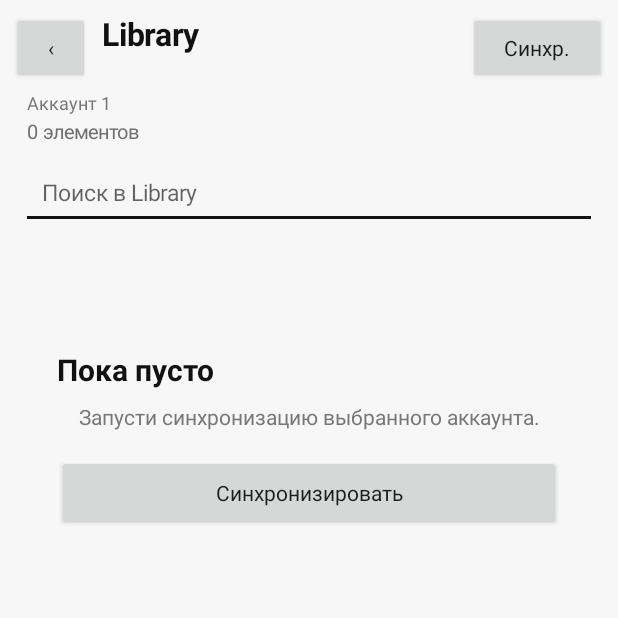
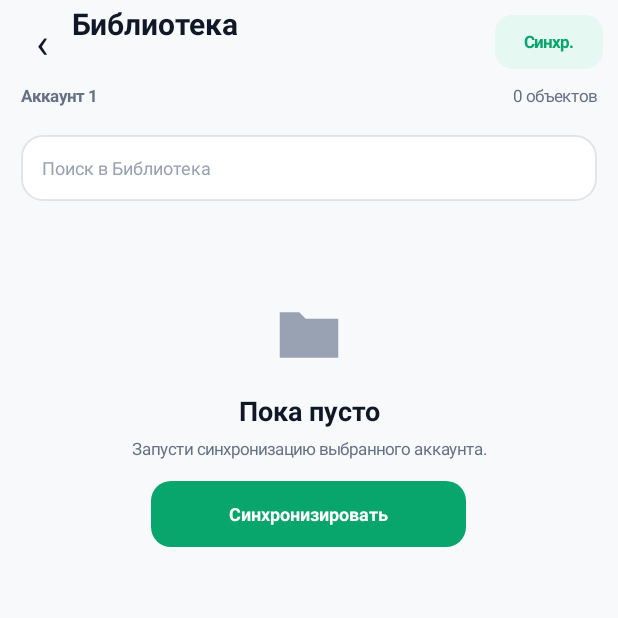
Before and after one commit to mallstorm/GPTDrive, an Android app: the NativeBrowserActivity screen opened directly, with no data from a screen before it, on a phone screen of 412 x 824 dp, the top half of it. Run offline under Robolectric (Android 15) with nearby library versions, the phone set to English and light mode, and no system bars; pictures from the network do not load.

Commit message:
Unify Images and Projects screens with compact custom UI

```diff
--- a/app/src/main/java/com/gptdrive/app/NativeBrowserActivity.java
+++ b/app/src/main/java/com/gptdrive/app/NativeBrowserActivity.java
@@ -2,16 +2,16 @@ package com.gptdrive.app;
 
 import android.app.Activity;
 import android.content.Intent;
+import android.graphics.Color;
 import android.graphics.Typeface;
+import android.graphics.drawable.GradientDrawable;
 import android.os.Bundle;
 import android.text.Editable;
 import android.text.TextWatcher;
 import android.view.Gravity;
 import android.view.View;
-import android.widget.Button;
 import android.widget.EditText;
 import android.widget.GridLayout;
-import android.widget.ImageButton;
 import android.widget.ImageView;
 import android.widget.LinearLayout;
 import android.widget.PopupMenu;
@@ -22,50 +22,73 @@ import java.util.ArrayList;
 import java.util.List;
 
 public final class NativeBrowserActivity extends Activity {
-    public static final String EXTRA_CATEGORY = "category";
-    public static final String EXTRA_ACCOUNT_ID = "account_id";
+    public static final String EXTRA_CATEGORY="category";
+    public static final String EXTRA_ACCOUNT_ID="account_id";
+    private static final int GREEN=0xFF08A66D,GREEN_SOFT=0xFFE5F8F1,TEXT=0xFF101828,MUTED=0xFF667085,BG=0xFFF7F9FA;
     private String category;
     private long accountId;
     private DriveDb db;
     private LinearLayout content;
     private TextView summary;
     private EditText search;
-    private List<DriveItem> all = new ArrayList<>();
+    private List<DriveItem> all=new ArrayList<>();
 
-    @Override protected void onCreate(Bundle state) {
-        super.onCreate(state);
-        db = new DriveDb(this);
-        category = getIntent().getStringExtra(EXTRA_CATEGORY); if (category == null) category = "Library";
-        accountId = getIntent().getLongExtra(EXTRA_ACCOUNT_ID, db.activeAccountId());
-        buildUi();
-    }
-    @Override protected void onResume() { super.onResume(); reload(); }
+    @Override protected void onCreate(Bundle state){super.onCreate(state);db=new DriveDb(this);category=getIntent().getStringExtra(EXTRA_CATEGORY);if(category==null)category="Library";accountId=getIntent().getLongExtra(EXTRA_ACCOUNT_ID,db.activeAccountId());buildUi();}
+    @Override protected void onResume(){super.onResume();reload();}
 
-    private void buildUi() {
-        LinearLayout root=new LinearLayout(this);root.setOrientation(LinearLayout.VERTICAL);root.setBackgroundColor(0xFFF7F7F7);
-        LinearLayout bar=new LinearLayout(this);bar.setGravity(Gravity.CENTER_VERTICAL);bar.setPadding(dp(8),dp(8),dp(8),dp(4));
-        Button back=new Button(this);back.setText("‹");back.setOnClickListener(v->finish());
-        AccountProfile a=db.accountById(accountId);TextView title=text(category,21,true);title.setPadding(dp(8),0,0,0);
-        Button sync=new Button(this);sync.setText("Синхр.");sync.setAllCaps(false);sync.setOnClickListener(v->sync());
-        bar.addView(back,new LinearLayout.LayoutParams(dp(52),dp(48)));bar.addView(title,new LinearLayout.LayoutParams(0,dp(48),1));bar.addView(sync,new LinearLayout.LayoutParams(dp(92),dp(48)));root.addView(bar);
-        TextView account=text(a==null?"":a.displayName(),12,false);account.setTextColor(0xFF777777);account.setPadding(dp(18),0,dp(18),dp(2));root.addView(account);
-        summary=text("",13,false);summary.setTextColor(0xFF707070);summary.setPadding(dp(18),0,dp(18),dp(8));root.addView(summary);
-        search=new EditText(this);search.setSingleLine(true);search.setHint("Поиск в "+category);search.setTextSize(15);search.setPadding(dp(14),0,dp(14),0);LinearLayout.LayoutParams sp=new LinearLayout.LayoutParams(-1,dp(48));sp.setMargins(dp(14),0,dp(14),dp(10));root.addView(search,sp);
+    private void buildUi(){
+        LinearLayout root=new LinearLayout(this);root.setOrientation(LinearLayout.VERTICAL);root.setBackgroundColor(BG);
+        LinearLayout bar=new LinearLayout(this);bar.setGravity(Gravity.CENTER_VERTICAL);bar.setPadding(dp(8),0,dp(10),0);
+        TextView back=text("‹",28,false);back.setGravity(Gravity.CENTER);back.setOnClickListener(v->finish());bar.addView(back,new LinearLayout.LayoutParams(dp(40),dp(52)));
+        TextView title=text(titleFor(category),20,true);title.setSingleLine(true);bar.addView(title,new LinearLayout.LayoutParams(0,dp(52),1));
+        TextView sync=text("Синхр.",11,true);sync.setGravity(Gravity.CENTER);sync.setTextColor(GREEN);sync.setBackground(round(GREEN_SOFT,12,0,0));sync.setOnClickListener(v->sync());bar.addView(sync,new LinearLayout.LayoutParams(dp(72),dp(36)));
+        root.addView(bar,new LinearLayout.LayoutParams(-1,dp(56)));
+
+        AccountProfile a=db.accountById(accountId);
+        LinearLayout meta=new LinearLayout(this);meta.setGravity(Gravity.CENTER_VERTICAL);meta.setPadding(dp(14),0,dp(14),dp(6));
+        TextView account=text(a==null?"":a.displayName(),11,true);account.setTextColor(MUTED);meta.addView(account,new LinearLayout.LayoutParams(0,dp(28),1));
+        summary=text("0 объектов",11,false);summary.setTextColor(MUTED);meta.addView(summary,new LinearLayout.LayoutParams(-2,dp(28)));root.addView(meta);
+
+        search=new EditText(this);search.setSingleLine(true);search.setHint("Поиск в "+titleFor(category));search.setTextSize(12);search.setTextColor(TEXT);search.setHintTextColor(0xFF98A2B3);search.setPadding(dp(14),0,dp(14),0);search.setBackground(round(Color.WHITE,14,0xFFE1E5E8,1));
+        LinearLayout.LayoutParams sp=new LinearLayout.LayoutParams(-1,dp(44));sp.setMargins(dp(14),0,dp(14),dp(9));root.addView(search,sp);
         search.addTextChangedListener(new TextWatcher(){public void beforeTextChanged(CharSequence s,int st,int c,int a){}public void onTextChanged(CharSequence s,int st,int b,int c){render();}public void afterTextChanged(Editable e){}});
-        ScrollView scroll=new ScrollView(this);scroll.setFillViewport(true);content=new LinearLayout(this);content.setOrientation(LinearLayout.VERTICAL);content.setPadding(dp(14),0,dp(14),dp(24));scroll.addView(content,new ScrollView.LayoutParams(-1,-2));root.addView(scroll,new LinearLayout.LayoutParams(-1,0,1));setContentView(root);
+
+        ScrollView scroll=new ScrollView(this);scroll.setFillViewport(true);content=new LinearLayout(this);content.setOrientation(LinearLayout.VERTICAL);content.setPadding(dp(14),0,dp(14),dp(22));scroll.addView(content,new ScrollView.LayoutParams(-1,-2));root.addView(scroll,new LinearLayout.LayoutParams(-1,0,1));
+        setContentView(root);
     }
 
-    private void reload(){all=db.list(accountId,category,1000);long files=0;for(DriveItem x:all)if(!DriveActions.isLink(x))files++;summary.setText(all.size()+" элементов"+(files!=all.size()?" • "+files+" файлов":""));render();}
-    private void render(){if(content==null)return;content.removeAllViews();String q=search==null?"":search.getText().toString().trim().toLowerCase();ArrayList<DriveItem> shown=new ArrayList<>();for(DriveItem x:all)if(q.isEmpty()||x.name.toLowerCase().contains(q)||DriveActions.shortType(x).toLowerCase().contains(q))shown.add(x);if(shown.isEmpty()){empty();return;}if("Images".equals(category))renderImages(shown);else renderList(shown);}
+    private void reload(){all=db.list(accountId,category,1000);long files=0;for(DriveItem x:all)if(!DriveActions.isLink(x))files++;summary.setText(all.size()+" объектов"+(files!=all.size()?" • "+files+" файлов":""));render();}
 
-    private void renderImages(List<DriveItem> items){GridLayout grid=new GridLayout(this);grid.setColumnCount(2);grid.setAlignmentMode(GridLayout.ALIGN_BOUNDS);int w=(getResources().getDisplayMetrics().widthPixels-dp(42))/2;for(DriveItem x:items){if(!DriveActions.isImage(x))continue;LinearLayout cell=new LinearLayout(this);cell.setOrientation(LinearLayout.VERTICAL);cell.setBackgroundColor(0xFFFFFFFF);cell.setPadding(dp(4),dp(4),dp(4),dp(8));ImageView image=new ImageView(this);image.setScaleType(ImageView.ScaleType.CENTER_CROP);image.setBackgroundColor(0xFFE9E9E9);cell.addView(image,new LinearLayout.LayoutParams(-1,dp(150)));TextView name=text(x.name,13,true);name.setMaxLines(2);name.setPadding(dp(5),dp(7),dp(5),0);cell.addView(name);cell.setOnClickListener(v->DriveActions.open(this,x));cell.setOnLongClickListener(v->{menu(v,x);return true;});GridLayout.LayoutParams gp=new GridLayout.LayoutParams();gp.width=w;gp.height=dp(205);gp.setMargins(dp(3),dp(3),dp(3),dp(3));grid.addView(cell,gp);ImageLoader.load(image,x.url);}if(grid.getChildCount()==0){empty();return;}content.addView(grid);}
+    private void render(){
+        if(content==null)return;content.removeAllViews();String q=search==null?"":search.getText().toString().trim().toLowerCase();ArrayList<DriveItem> shown=new ArrayList<>();
+        for(DriveItem x:all)if(q.isEmpty()||x.name.toLowerCase().contains(q)||DriveActions.shortType(x).toLowerCase().contains(q))shown.add(x);
+        if(shown.isEmpty()){empty();return;}if("Images".equals(category))renderImages(shown);else renderList(shown);
+    }
 
-    private void renderList(List<DriveItem> items){DateFormat df=DateFormat.getDateTimeInstance(DateFormat.SHORT,DateFormat.SHORT);for(DriveItem x:items){LinearLayout row=new LinearLayout(this);row.setGravity(Gravity.CENTER_VERTICAL);row.setPadding(dp(12),dp(10),dp(6),dp(10));row.setBackgroundColor(0xFFFFFFFF);TextView icon=text(iconFor(x),24,false);icon.setGravity(Gravity.CENTER);row.addView(icon,new LinearLayout.LayoutParams(dp(44),dp(54)));LinearLayout info=new LinearLayout(this);info.setOrientation(LinearLayout.VERTICAL);info.setGravity(Gravity.CENTER_VERTICAL);TextView n=text(x.name,15,true);n.setMaxLines(2);TextView m=text(DriveActions.shortType(x)+" • "+df.format(x.updated),12,false);m.setTextColor(0xFF777777);info.addView(n);info.addView(m);row.addView(info,new LinearLayout.LayoutParams(0,dp(58),1));ImageButton more=new ImageButton(this);more.setImageResource(android.R.drawable.ic_menu_more);more.setBackgroundColor(0x00000000);more.setOnClickListener(v->menu(v,x));row.addView(more,new LinearLayout.LayoutParams(dp(46),dp(46)));row.setOnClickListener(v->DriveActions.open(this,x));LinearLayout.LayoutParams rp=new LinearLayout.LayoutParams(-1,-2);rp.setMargins(0,0,0,dp(7));content.addView(row,rp);}}
+    private void renderImages(List<DriveItem> items){
+        GridLayout grid=new GridLayout(this);grid.setColumnCount(2);int w=(getResources().getDisplayMetrics().widthPixels-dp(40))/2;
+        for(DriveItem x:items){if(!DriveActions.isImage(x))continue;LinearLayout cell=new LinearLayout(this);cell.setOrientation(LinearLayout.VERTICAL);cell.setPadding(dp(5),dp(5),dp(5),dp(8));cell.setBackground(round(Color.WHITE,15,0xFFE4E8EB,1));ImageView image=new ImageView(this);image.setScaleType(ImageView.ScaleType.CENTER_CROP);image.setBackgroundColor(0xFFE9ECEF);cell.addView(image,new LinearLayout.LayoutParams(-1,dp(132)));TextView name=text(x.name,11,true);name.setMaxLines(2);name.setPadding(dp(4),dp(5),dp(4),0);cell.addView(name);cell.setOnClickListener(v->DriveActions.open(this,x));cell.setOnLongClickListener(v->{menu(v,x);return true;});GridLayout.LayoutParams gp=new GridLayout.LayoutParams();gp.width=w;gp.height=dp(180);gp.setMargins(dp(3),dp(3),dp(3),dp(3));grid.addView(cell,gp);ImageLoader.load(image,x.url);}
+        if(grid.getChildCount()==0){empty();return;}content.addView(grid);
+    }
 
-    private void menu(View anchor,DriveItem item){PopupMenu m=new PopupMenu(this,anchor);m.getMenu().add(0,1,0,"Открыть");if(!DriveActions.isLink(item))m.getMenu().add(0,2,1,"Скачать");m.getMenu().add(0,3,2,"Открыть источник в ChatGPT");m.setOnMenuItemClickListener(mi->{if(mi.getItemId()==1)DriveActions.open(this,item);else if(mi.getItemId()==2)DriveActions.download(this,item);else if(mi.getItemId()==3){Intent i=new Intent(this,BrowserActivity.class);i.putExtra(BrowserActivity.EXTRA_SECTION,category);i.putExtra(BrowserActivity.EXTRA_URL,item.url);i.putExtra(BrowserActivity.EXTRA_ACCOUNT_ID,item.accountId);startActivity(i);}return true;});m.show();}
-    private void empty(){LinearLayout box=new LinearLayout(this);box.setOrientation(LinearLayout.VERTICAL);box.setGravity(Gravity.CENTER);box.setPadding(dp(24),dp(70),dp(24),dp(24));box.addView(text("Пока пусто",20,true));TextView d=text("Запусти синхронизацию выбранного аккаунта.",14,false);d.setGravity(Gravity.CENTER);d.setTextColor(0xFF777777);d.setPadding(0,dp(8),0,dp(16));box.addView(d);Button b=new Button(this);b.setText("Синхронизировать");b.setAllCaps(false);b.setOnClickListener(v->sync());box.addView(b,new LinearLayout.LayoutParams(-1,dp(50)));content.addView(box);}
+    private void renderList(List<DriveItem> items){
+        DateFormat df=DateFormat.getDateTimeInstance(DateFormat.SHORT,DateFormat.SHORT);
+        for(DriveItem x:items){LinearLayout row=new LinearLayout(this);row.setGravity(Gravity.CENTER_VERTICAL);row.setPadding(dp(9),dp(7),dp(6),dp(7));row.setBackground(round(Color.WHITE,15,0xFFE5E8EB,1));ImageView icon=new ImageView(this);icon.setImageResource(DriveActions.isImage(x)?R.drawable.ic_image_24:R.drawable.ic_folder_24);icon.setColorFilter(DriveActions.isImage(x)?0xFF3B9DF5:0xFF667085);icon.setPadding(dp(9),dp(9),dp(9),dp(9));icon.setBackground(round(DriveActions.isImage(x)?0xFFEAF4FE:0xFFF0F2F4,10,0,0));row.addView(icon,new LinearLayout.LayoutParams(dp(46),dp(46)));LinearLayout info=new LinearLayout(this);info.setOrientation(LinearLayout.VERTICAL);info.setGravity(Gravity.CENTER_VERTICAL);info.setPadding(dp(9),0,0,0);TextView n=text(x.name,13,true);n.setMaxLines(1);TextView m=text(DriveActions.shortType(x)+" • "+df.format(x.updated),10,false);m.setTextColor(MUTED);info.addView(n);info.addView(m);row.addView(info,new LinearLayout.LayoutParams(0,dp(48),1));TextView more=text("⋮",21,false);more.setGravity(Gravity.CENTER);more.setOnClickListener(v->menu(v,x));row.addView(more,new LinearLayout.LayoutParams(dp(34),dp(44)));row.setOnClickListener(v->DriveActions.open(this,x));LinearLayout.LayoutParams rp=new LinearLayout.LayoutParams(-1,dp(66));rp.setMargins(0,0,0,dp(5));content.addView(row,rp);}
+    }
+
+    private void menu(View anchor,DriveItem item){PopupMenu m=new PopupMenu(this,anchor);m.getMenu().add(0,1,0,"Открыть");if(!DriveActions.isLink(item))m.getMenu().add(0,2,1,"Скачать");m.getMenu().add(0,3,2,"Источник в ChatGPT");m.setOnMenuItemClickListener(mi->{if(mi.getItemId()==1)DriveActions.open(this,item);else if(mi.getItemId()==2)DriveActions.download(this,item);else{Intent i=new Intent(this,BrowserActivity.class);i.putExtra(BrowserActivity.EXTRA_SECTION,category);i.putExtra(BrowserActivity.EXTRA_URL,item.url);i.putExtra(BrowserActivity.EXTRA_ACCOUNT_ID,item.accountId);startActivity(i);}return true;});m.show();}
+
+    private void empty(){
+        LinearLayout box=new LinearLayout(this);box.setOrientation(LinearLayout.VERTICAL);box.setGravity(Gravity.CENTER);box.setPadding(dp(20),dp(54),dp(20),dp(30));
+        ImageView icon=new ImageView(this);icon.setImageResource("Images".equals(category)?R.drawable.ic_image_24:R.drawable.ic_folder_24);icon.setColorFilter(0xFF98A2B3);box.addView(icon,new LinearLayout.LayoutParams(dp(52),dp(52)));
+        TextView h=text("Пока пусто",18,true);h.setGravity(Gravity.CENTER);LinearLayout.LayoutParams hp=new LinearLayout.LayoutParams(-1,-2);hp.setMargins(0,dp(12),0,0);box.addView(h,hp);
+        TextView d=text("Запусти синхронизацию выбранного аккаунта.",11,false);d.setGravity(Gravity.CENTER);d.setTextColor(MUTED);d.setPadding(0,dp(5),0,dp(14));box.addView(d);
+        TextView b=text("Синхронизировать",12,true);b.setGravity(Gravity.CENTER);b.setTextColor(Color.WHITE);b.setBackground(round(GREEN,13,0,0));b.setOnClickListener(v->sync());box.addView(b,new LinearLayout.LayoutParams(dp(210),dp(44)));content.addView(box);
+    }
+
     private void sync(){Intent i=new Intent(this,BrowserActivity.class);i.putExtra(BrowserActivity.EXTRA_SECTION,category);i.putExtra(BrowserActivity.EXTRA_ACCOUNT_ID,accountId);startActivity(i);}
-    private String iconFor(DriveItem x){if(DriveActions.isLink(x))return"↗";if(DriveActions.isImage(x))return"▣";if(x.mime!=null&&x.mime.equals("application/pdf"))return"PDF";return"□";}
-    private TextView text(String v,int sp,boolean bold){TextView t=new TextView(this);t.setText(v);t.setTextSize(sp);t.setTextColor(0xFF111111);if(bold)t.setTypeface(Typeface.DEFAULT,Typeface.BOLD);return t;}
+    private String titleFor(String c){if("Images".equals(c))return"Картинки";if("Projects".equals(c))return"Проекты";if("Archived".equals(c))return"Архив";return"Библиотека";}
+    private TextView text(String v,int sp,boolean bold){TextView t=new TextView(this);t.setText(v);t.setTextSize(sp);t.setTextColor(TEXT);if(bold)t.setTypeface(Typeface.DEFAULT,Typeface.BOLD);return t;}
+    private GradientDrawable round(int color,int radius,int stroke,int strokeDp){GradientDrawable g=new GradientDrawable();g.setColor(color);g.setCornerRadius(dp(radius));if(strokeDp>0)g.setStroke(dp(strokeDp),stroke);return g;}
     private int dp(int n){return Math.round(n*getResources().getDisplayMetrics().density);}
 }
```
